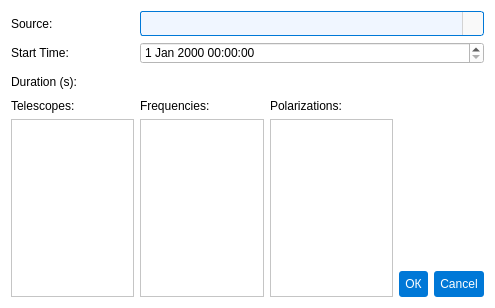
Qt form pastrocore/gui_pyside/dialog_editor_scan.ui (Torward1024/pAstroCORE) before a commit.
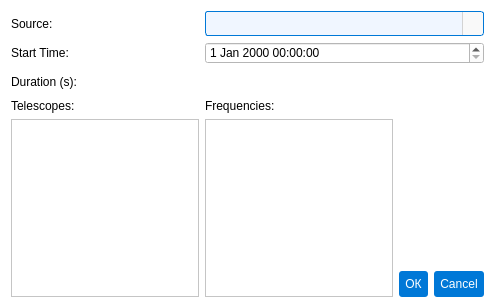
The same form after that commit. Icons and pictures are not drawn.

```diff
--- a/pastrocore/gui_pyside/dialog_editor_scan.ui
+++ b/pastrocore/gui_pyside/dialog_editor_scan.ui
@@ -20,22 +20,6 @@
    <string>background-color: #ffffff; font-family: Arial;</string>
   </property>
   <layout class="QGridLayout" name="gridLayout">
-   <item row="5" column="3">
-    <widget class="QPushButton" name="pushButton">
-     <property name="styleSheet">
-      <string notr="true">background-color: #0078d7; color: #ffffff; padding: 6px; border-radius: 3px;</string>
-     </property>
-     <property name="text">
-      <string>ОК</string>
-     </property>
-     <property name="autoDefault">
-      <bool>false</bool>
-     </property>
-     <property name="flat">
-      <bool>true</bool>
-     </property>
-    </widget>
-   </item>
    <item row="3" column="0">
     <widget class="QLabel" name="label">
      <property name="text">
@@ -43,13 +27,6 @@
      </property>
     </widget>
    </item>
-   <item row="0" column="0">
-    <widget class="QLabel" name="labelSource">
-     <property name="text">
-      <string>Source:</string>
-     </property>
-    </widget>
-   </item>
    <item row="3" column="1">
     <widget class="QLabel" name="label_2">
      <property name="text">
@@ -57,16 +34,6 @@
      </property>
     </widget>
    </item>
-   <item row="4" column="1" rowspan="2">
-    <widget class="QListView" name="listView_2"/>
-   </item>
-   <item row="4" column="0" rowspan="2">
-    <widget class="QListView" name="listView">
-     <property name="viewMode">
-      <enum>QListView::ViewMode::ListMode</enum>
-     </property>
-    </widget>
-   </item>
    <item row="2" column="0">
     <widget class="QLabel" name="labelDuration">
      <property name="text">
@@ -81,64 +48,40 @@
      </property>
     </widget>
    </item>
-   <item row="4" column="2" rowspan="2">
-    <widget class="QListView" name="listView_3"/>
-   </item>
-   <item row="3" column="2">
-    <widget class="QLabel" name="label_3">
+   <item row="0" column="0">
+    <widget class="QLabel" name="labelSource">
      <property name="text">
-      <string>Polarizations:</string>
+      <string>Source:</string>
      </property>
     </widget>
    </item>
-   <item row="5" column="4">
-    <widget class="QPushButton" name="pushButton_2">
+   <item row="4" column="0" rowspan="2">
+    <widget class="QListView" name="listView">
+     <property name="viewMode">
+      <enum>QListView::ViewMode::ListMode</enum>
+     </property>
+    </widget>
+   </item>
+   <item row="5" column="2">
+    <widget class="QPushButton" name="pushButton">
      <property name="styleSheet">
       <string notr="true">background-color: #0078d7; color: #ffffff; padding: 6px; border-radius: 3px;</string>
      </property>
      <property name="text">
-      <string>Cancel</string>
+      <string>ОК</string>
      </property>
      <property name="autoDefault">
-      <bool>true</bool>
+      <bool>false</bool>
      </property>
      <property name="flat">
       <bool>true</bool>
      </property>
     </widget>
    </item>
-   <item row="2" column="1" colspan="4">
-    <widget class="QLineEdit" name="durationEdit">
-     <property name="styleSheet">
-      <string notr="true">QLineEdit {
-    font-family: Arial;
-    font-size: 12pt;
-    color: #333333;
-    padding: 1px;
-    border-radius: 3px;
-}
-QLineEdit[readOnly=&quot;true&quot;] {
-    border: 1px solid #d3d3d3;
-    background-color: #f9f9f9;
-}
-QLineEdit[readOnly=&quot;false&quot;] {
-    border: 1px solid #0078d7;
-    background-color: #f0f6ff;
-}
-QLineEdit[readOnly=&quot;false&quot;]:hover {
-    border: 1px solid #1a8cff;
-}
-QLineEdit[readOnly=&quot;false&quot;]:focus {
-    border: 1px solid #005bb5;
-    background-color: #ffffff;
-}</string>
-     </property>
-    </widget>
+   <item row="4" column="1" rowspan="2">
+    <widget class="QListView" name="listView_2"/>
    </item>
-   <item row="1" column="1" colspan="4">
-    <widget class="QDateTimeEdit" name="startTimeEdit"/>
-   </item>
-   <item row="0" column="1" colspan="4">
+   <item row="0" column="1" colspan="3">
     <widget class="QComboBox" name="sourceCombo">
      <property name="styleSheet">
       <string notr="true">QComboBox {
@@ -225,6 +168,53 @@
      </property>
     </widget>
    </item>
+   <item row="5" column="3">
+    <widget class="QPushButton" name="pushButton_2">
+     <property name="styleSheet">
+      <string notr="true">background-color: #0078d7; color: #ffffff; padding: 6px; border-radius: 3px;</string>
+     </property>
+     <property name="text">
+      <string>Cancel</string>
+     </property>
+     <property name="autoDefault">
+      <bool>true</bool>
+     </property>
+     <property name="flat">
+      <bool>true</bool>
+     </property>
+    </widget>
+   </item>
+   <item row="1" column="1" colspan="3">
+    <widget class="QDateTimeEdit" name="startTimeEdit"/>
+   </item>
+   <item row="2" column="1" colspan="3">
+    <widget class="QLineEdit" name="durationEdit">
+     <property name="styleSheet">
+      <string notr="true">QLineEdit {
+    font-family: Arial;
+    font-size: 12pt;
+    color: #333333;
+    padding: 1px;
+    border-radius: 3px;
+}
+QLineEdit[readOnly=&quot;true&quot;] {
+    border: 1px solid #d3d3d3;
+    background-color: #f9f9f9;
+}
+QLineEdit[readOnly=&quot;false&quot;] {
+    border: 1px solid #0078d7;
+    background-color: #f0f6ff;
+}
+QLineEdit[readOnly=&quot;false&quot;]:hover {
+    border: 1px solid #1a8cff;
+}
+QLineEdit[readOnly=&quot;false&quot;]:focus {
+    border: 1px solid #005bb5;
+    background-color: #ffffff;
+}</string>
+     </property>
+    </widget>
+   </item>
   </layout>
  </widget>
  <resources/>
```
